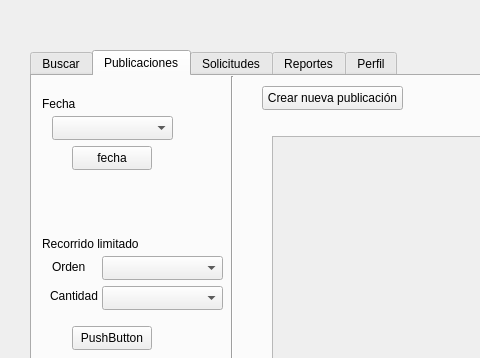
Qt form Fase 3/proyecto2/user.ui (elsaminee/-EDD-Proyecto_202200198) before a commit; both pictures show x 0 to 480 and y 0 to 358 of the 718 by 447 pixel window.
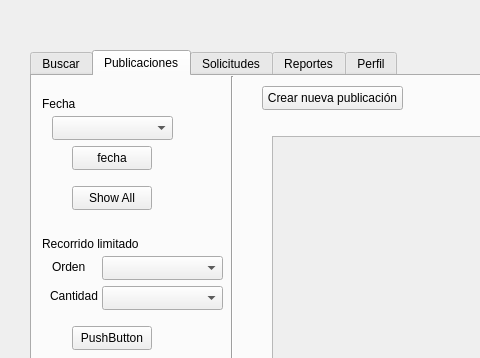
The same form after that commit. The open tabs and pages were chosen to show the change.

Patch:
```diff
--- a/Fase 3/proyecto2/user.ui
+++ b/Fase 3/proyecto2/user.ui
@@ -318,6 +318,19 @@
       </property>
      </widget>
     </widget>
+    <widget class="QPushButton" name="AllPubliBtn_2">
+     <property name="geometry">
+      <rect>
+       <x>40</x>
+       <y>110</y>
+       <width>80</width>
+       <height>24</height>
+      </rect>
+     </property>
+     <property name="text">
+      <string>Show All</string>
+     </property>
+    </widget>
    </widget>
    <widget class="QWidget" name="soliUser">
     <attribute name="title">
```
Left out of the diff: 4 changed lines with no effect on the pictures.
